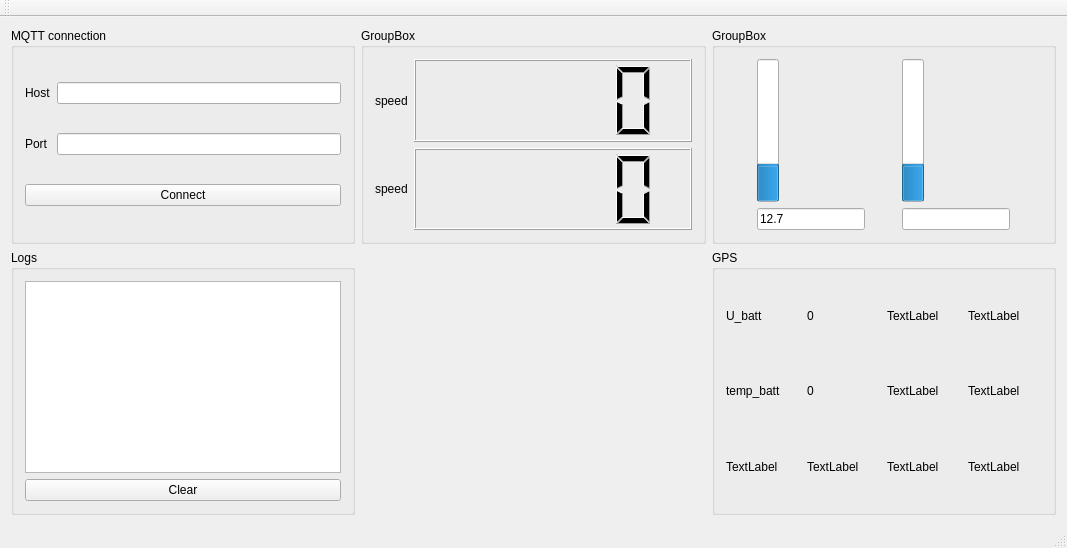
Above: mainwindow.ui from KacperChmielewski/pwrsbt-groundStation before the change. Below: the same form after it.
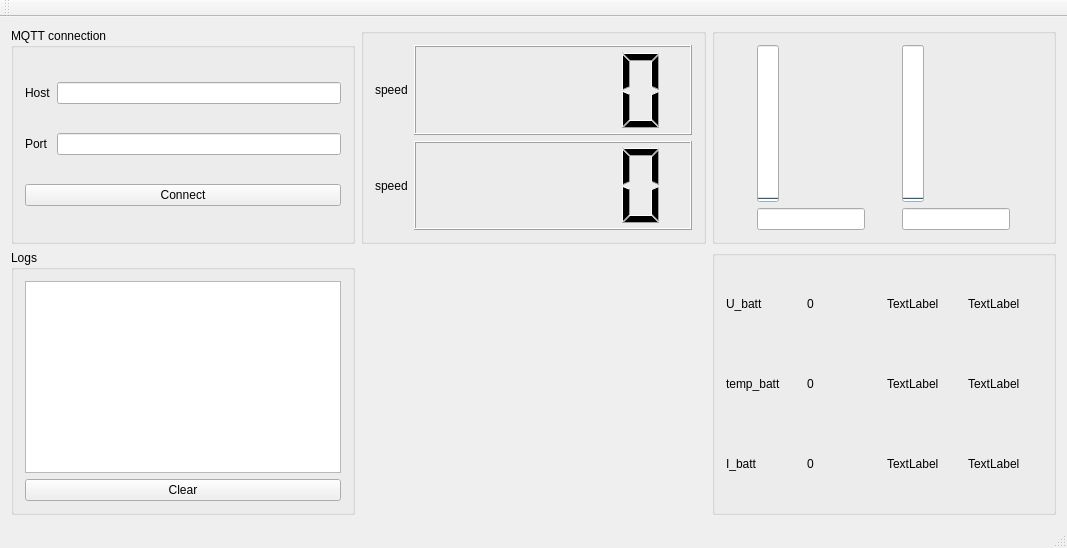
That is the form after the change.

Patch:
```diff
--- a/mainwindow.ui
+++ b/mainwindow.ui
@@ -18,7 +18,7 @@
     <item row="0" column="1">
      <widget class="QGroupBox" name="groupBox">
       <property name="title">
-       <string>GroupBox</string>
+       <string/>
       </property>
       <layout class="QGridLayout" name="gridLayout_3">
        <item row="1" column="1">
@@ -122,7 +122,7 @@
     <item row="0" column="2">
      <widget class="QGroupBox" name="groupBox_3">
       <property name="title">
-       <string>GroupBox</string>
+       <string/>
       </property>
       <layout class="QGridLayout" name="gridLayout_4">
        <item row="3" column="1">
@@ -150,14 +150,17 @@
           </sizepolicy>
          </property>
          <property name="text">
-          <string>12.7</string>
+          <string/>
          </property>
         </widget>
        </item>
        <item row="2" column="0">
-        <widget class="QProgressBar" name="progressBar_2">
+        <widget class="QProgressBar" name="qBarHeightFront">
+         <property name="maximum">
+          <number>150</number>
+         </property>
          <property name="value">
-          <number>24</number>
+          <number>0</number>
          </property>
          <property name="alignment">
           <set>Qt::AlignLeading|Qt::AlignLeft|Qt::AlignVCenter</set>
@@ -174,9 +177,12 @@
         </widget>
        </item>
        <item row="2" column="1">
-        <widget class="QProgressBar" name="progressBar">
+        <widget class="QProgressBar" name="qBarHeightBack">
+         <property name="maximum">
+          <number>150</number>
+         </property>
          <property name="value">
-          <number>24</number>
+          <number>0</number>
          </property>
          <property name="textVisible">
           <bool>false</bool>
@@ -198,7 +204,7 @@
        </sizepolicy>
       </property>
       <property name="title">
-       <string>GPS</string>
+       <string/>
       </property>
       <layout class="QGridLayout" name="gridLayout_5">
        <item row="0" column="0">
@@ -225,14 +231,14 @@
        <item row="2" column="1">
         <widget class="QLabel" name="label_4">
          <property name="text">
-          <string>TextLabel</string>
+          <string>0</string>
          </property>
         </widget>
        </item>
        <item row="2" column="0">
         <widget class="QLabel" name="label_6">
          <property name="text">
-          <string>TextLabel</string>
+          <string>I_batt</string>
          </property>
         </widget>
        </item>
```
Left out of the diff: 6 changed lines with no effect on the pictures.
